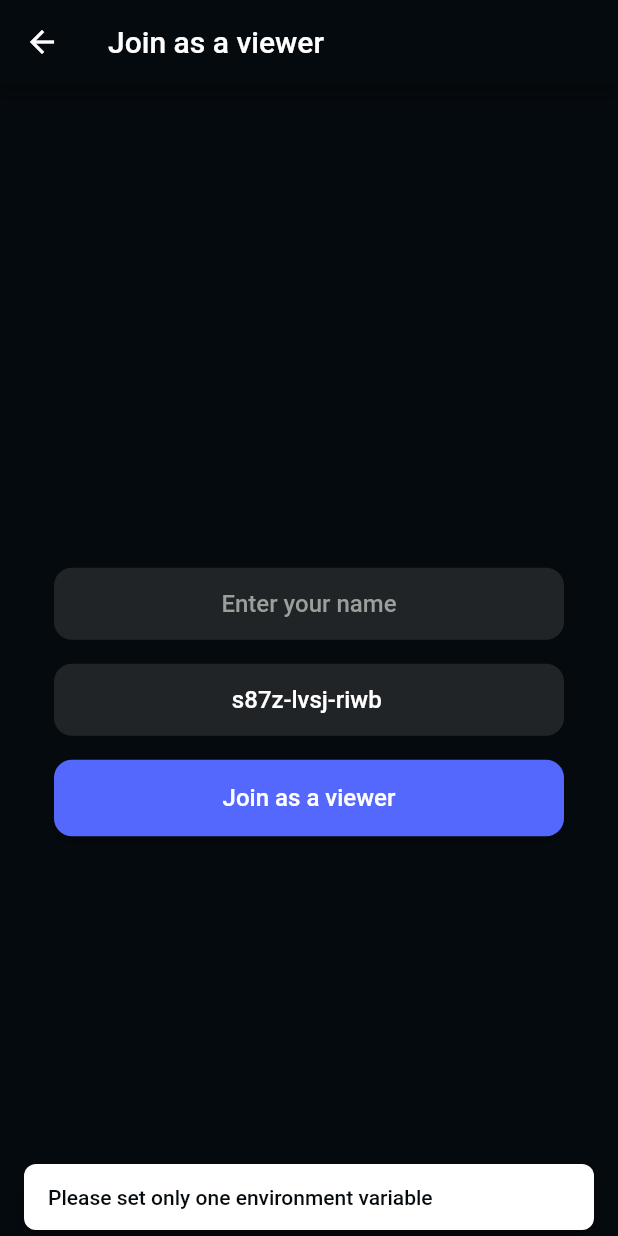
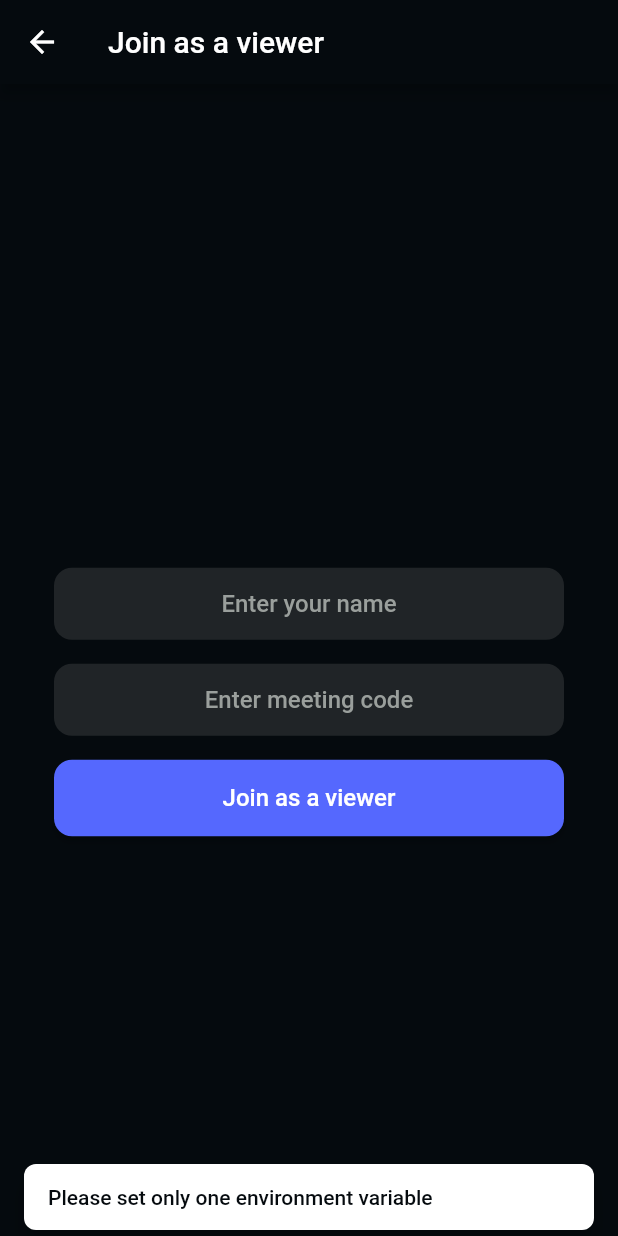
Before and after one commit to videosdk-live/videosdk-hls-flutter-sdk-example, a Flutter app: the ViewerJoinScreen screen opened directly, on a phone screen of 412 x 824 dp. Run offline on Flutter 3.47's test engine with Material 2 defaults, Android fonts, the phone set to English and light mode, and no system bars; our stand-ins replace flutter_dotenv, flutter_svg; missing offline and left inert: flutter_vlc_player, touch_ripple_effect, videosdk.

Commit message:
static meeting id removed

```diff
--- a/lib/screens/speaker_join_screen.dart
+++ b/lib/screens/speaker_join_screen.dart
@@ -28,8 +28,7 @@ class _SpeakerJoinScreenState extends State<SpeakerJoinScreen> {
   CustomTrack? cameraTrack;
   RTCVideoRenderer? cameraRenderer;
 
-  TextEditingController meetingIdTextController =
-      TextEditingController(text: "s87z-lvsj-riwb");
+  TextEditingController meetingIdTextController = TextEditingController();
   TextEditingController nameTextController = TextEditingController();
   @override
   void initState() {
--- a/lib/screens/viewer_join_screen.dart
+++ b/lib/screens/viewer_join_screen.dart
@@ -18,8 +18,7 @@ class ViewerJoinScreen extends StatefulWidget {
 
 class _ViewerJoinScreenState extends State<ViewerJoinScreen> {
   String _token = "";
-  TextEditingController meetingIdTextController =
-      TextEditingController(text: "s87z-lvsj-riwb");
+  TextEditingController meetingIdTextController = TextEditingController();
   TextEditingController nameTextController = TextEditingController();
   @override
   void initState() {
```
